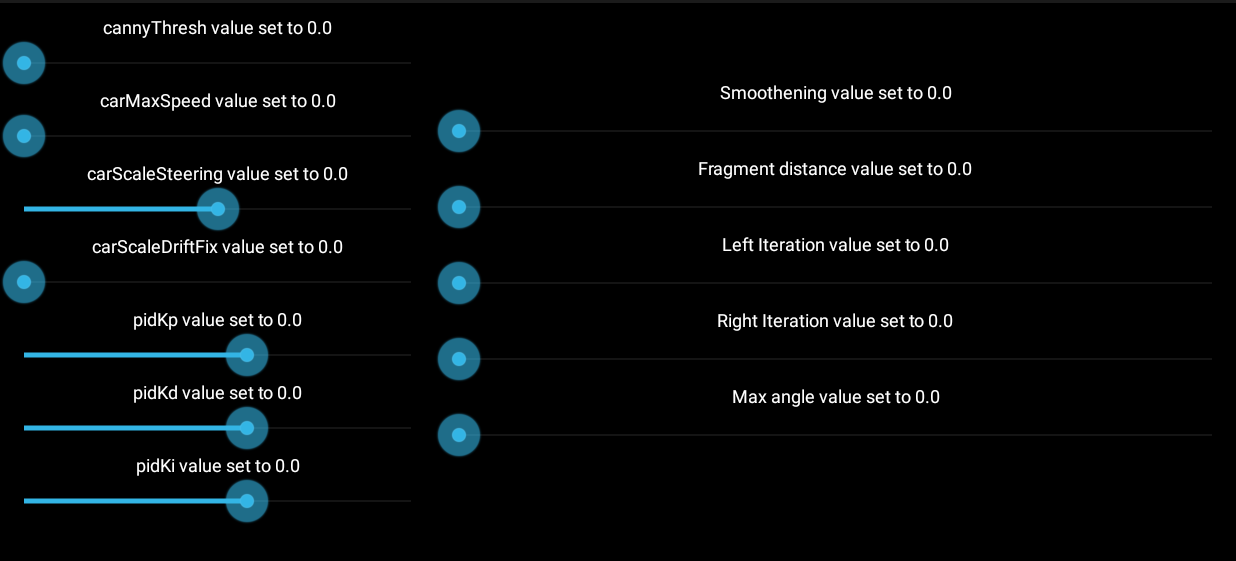
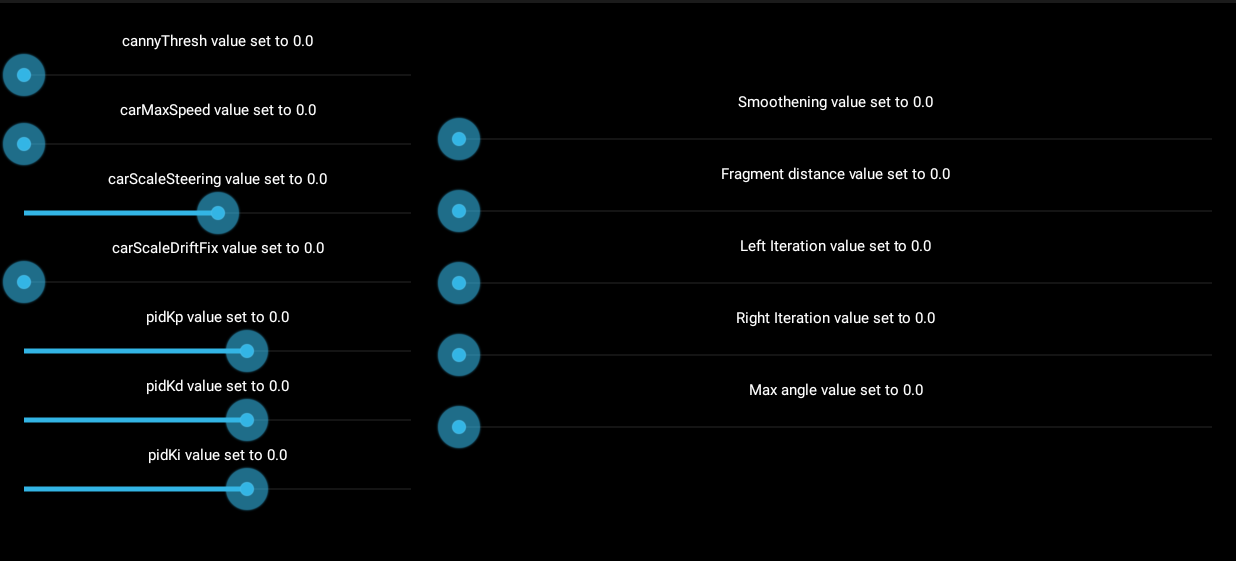
Before and after one commit to sesstigit/Android-Car-duino, an Android app: the AdvSettingsActivity screen opened directly, with no data from a screen before it, on a phone screen of 824 x 412 dp (held sideways), the part 57-618 px from its top. Run offline under Robolectric (Android 15) with nearby library versions, the phone set to English and light mode, and no system bars; 1 statement that could not run was skipped.

Commit message:
reduced text size to fit more on screen

```diff
--- a/app/src/main/res/layout/advanced_settings.xml
+++ b/app/src/main/res/layout/advanced_settings.xml
@@ -20,7 +20,7 @@
             android:gravity="center"
             android:text="canny thresh"
             android:textColor="@color/white"
-            android:textSize="12sp" />
+            android:textSize="10sp" />
 
         <SeekBar
             android:layout_width="match_parent"
@@ -43,7 +43,7 @@
             android:gravity="center"
             android:text="car max speed"
             android:textColor="@color/white"
-            android:textSize="12sp" />
+            android:textSize="10sp" />
 
         <SeekBar
             android:layout_width="match_parent"
@@ -67,7 +67,7 @@
             android:gravity="center"
             android:text="car scale steering"
             android:textColor="@color/white"
-            android:textSize="12sp" />
+            android:textSize="10sp" />
 
         <SeekBar
             android:layout_width="match_parent"
@@ -91,7 +91,7 @@
             android:gravity="center"
             android:text="car scale drift fix"
             android:textColor="@color/white"
-            android:textSize="12sp" />
+            android:textSize="10sp" />
 
         <SeekBar
             android:layout_width="match_parent"
@@ -113,7 +113,7 @@
             android:gravity="center"
             android:text="PID Kp"
             android:textColor="@color/white"
-            android:textSize="12sp" />
+            android:textSize="10sp" />
 
         <SeekBar
             android:id="@+id/pidKp"
@@ -134,7 +134,7 @@
             android:gravity="center"
             android:text="PID Kd"
             android:textColor="@color/white"
-            android:textSize="12sp" />
+            android:textSize="10sp" />
 
         <SeekBar
             android:id="@+id/pidKd"
@@ -154,7 +154,7 @@
             android:gravity="center"
             android:text="PID Ki"
             android:textColor="@color/white"
-            android:textSize="12sp" />
+            android:textSize="10sp" />
 
         <SeekBar
             android:id="@+id/pidKi"
@@ -177,7 +177,7 @@
             android:id="@+id/progress4"
             android:text="Smoothening"
             android:textColor="@color/white"
-            android:textSize="12sp"
+            android:textSize="10sp"
             android:gravity="center"
             android:layout_above="@+id/smoothening"
             android:layout_alignParentLeft="true"
@@ -200,7 +200,7 @@
             android:id="@+id/progress5"
             android:text="Fragment Max Distance"
             android:textColor="@color/white"
-            android:textSize="12sp"
+            android:textSize="10sp"
             android:gravity="center"
             android:layout_above="@+id/fragment"
             android:layout_alignParentLeft="true"
@@ -222,7 +222,7 @@
             android:id="@+id/progress6"
             android:text="Left Iteration"
             android:textColor="@color/white"
-            android:textSize="12sp"
+            android:textSize="10sp"
             android:gravity="center"
             android:layout_above="@+id/leftIteration"
             android:layout_alignParentLeft="true"
@@ -244,7 +244,7 @@
             android:id="@+id/progress7"
             android:text="Right Iteration"
             android:textColor="@color/white"
-            android:textSize="12sp"
+            android:textSize="10sp"
             android:gravity="center"
             android:layout_below="@+id/leftIteration"
             android:layout_alignParentLeft="true"
@@ -266,7 +266,7 @@
             android:id="@+id/progress8"
             android:text="Max angle"
             android:textColor="@color/white"
-            android:textSize="12sp"
+            android:textSize="10sp"
             android:gravity="center"
             android:layout_below="@+id/rightIteration"
             android:layout_alignParentLeft="true"
```
